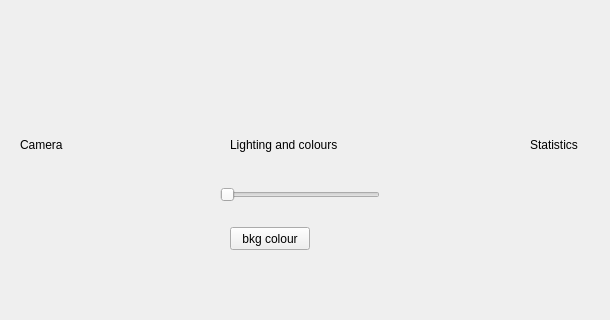
The window that src/gui/mainwindow.ui (rdimaio/13CAD) describes before a commit, drawn with Qt 5; both pictures show x 540 to 1150 and y 501 to 821 of the 1298 by 821 pixel window.
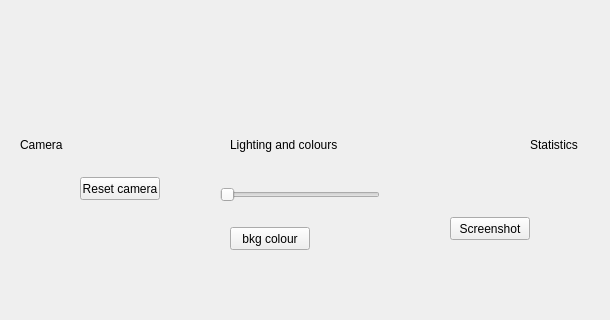
The same window after the commit. Icons and pictures are not drawn. Custom widgets are drawn as their Qt base class.

Commit message: Add mechanism for greying out buttons when model is not loaded

What changed in the file:
```diff
--- a/src/gui/mainwindow.ui
+++ b/src/gui/mainwindow.ui
@@ -202,6 +202,32 @@
      <string>bkg colour</string>
     </property>
    </widget>
+   <widget class="QPushButton" name="screenshotButton">
+    <property name="geometry">
+     <rect>
+      <x>990</x>
+      <y>670</y>
+      <width>80</width>
+      <height>23</height>
+     </rect>
+    </property>
+    <property name="text">
+     <string>Screenshot</string>
+    </property>
+   </widget>
+   <widget class="QPushButton" name="resetCameraButton">
+    <property name="geometry">
+     <rect>
+      <x>620</x>
+      <y>630</y>
+      <width>80</width>
+      <height>23</height>
+     </rect>
+    </property>
+    <property name="text">
+     <string>Reset camera</string>
+    </property>
+   </widget>
    <widget class="QWidget" name="">
     <property name="geometry">
      <rect>
```
The commit also changes 2 other files.
